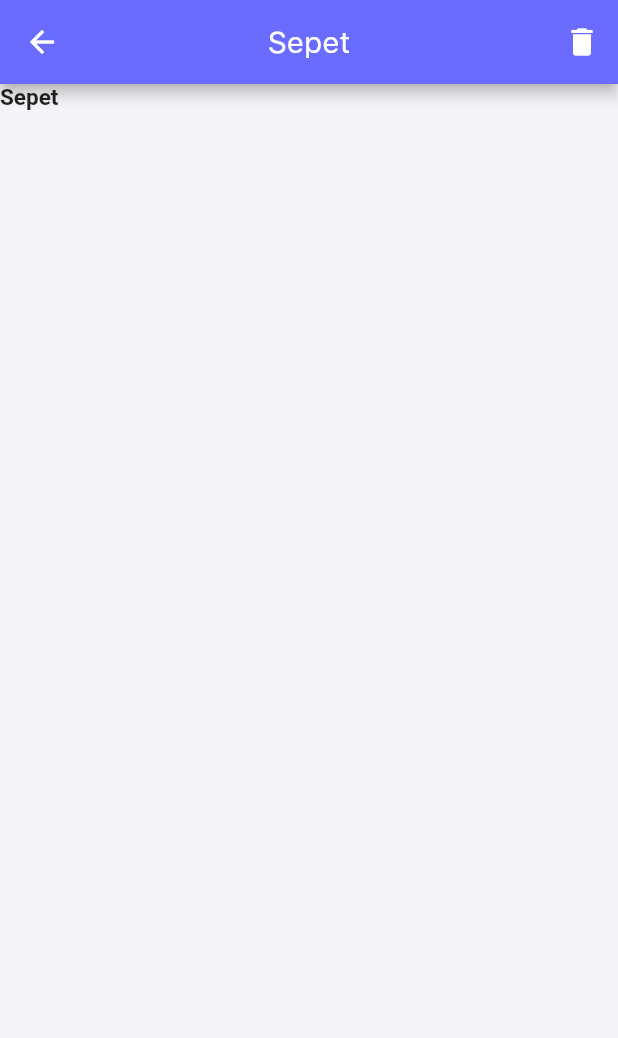
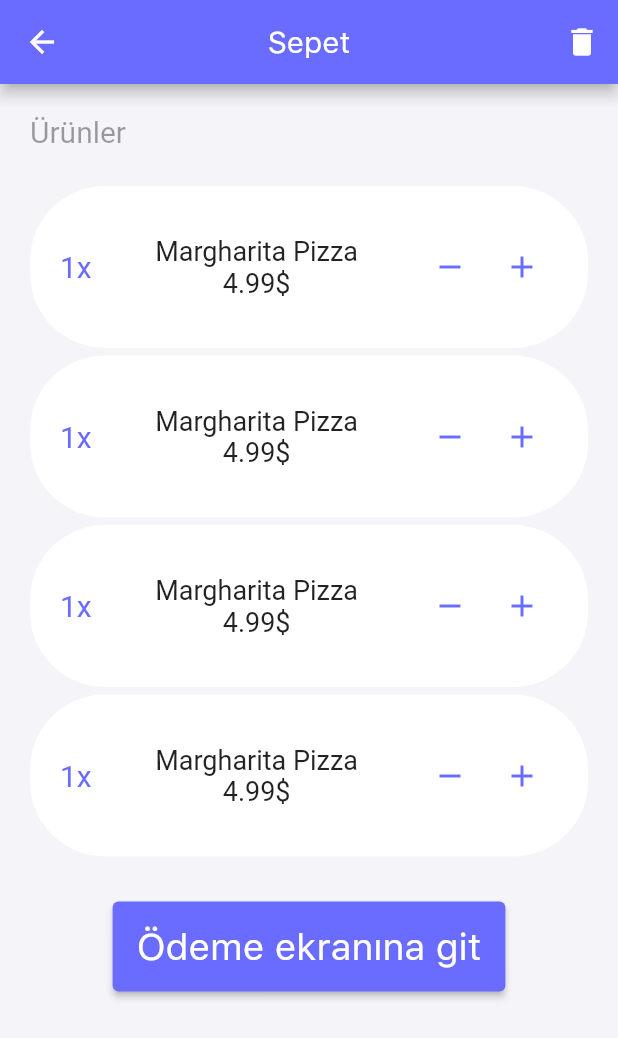
Before and after one commit to Waittech/Waitech-Mobile-App, a Flutter app: the BasketScreen screen opened by its route, on a phone screen of 412 x 824 dp. Shown: the top 1038 px of the screen. Run offline on Flutter 3.47's test engine with Material 2 defaults, Android fonts, the phone set to English and light mode, and no system bars; our stand-ins replace equatable, flutter_credit_card, google_fonts; missing offline and left inert: qr_code_scanner; network calls fail; Roboto replaces fonts that are missing (Monoton-Regular, Segoe_IU, Segoe_UI).

Commit message:
basket screen eklendi tasarımına başlandı fakat tam bitmedi(app router'a eklendi) pay screen oluşturuldu(kredi kartı eklenecek) pubspec.yaml'a flutter credit card eklentisi eklendi

```diff
--- a/lib/config/app_router.dart
+++ b/lib/config/app_router.dart
@@ -14,6 +14,8 @@ import 'package:waitech/screens/restaurant_listing/restaurant_listing_screen.dar
 import 'package:waitech/screens/screens.dart' as screens;
 import 'package:waitech/screens/voucher/voucher_screen.dart';
 import 'package:waitech/screens/login_sign-up/login_page.dart';
+import 'package:waitech/screens/basket/pay_screen.dart';
+import 'package:waitech/screens/basket/basket_screen.dart';
 
 import 'package:waitech/tab_bar_page/tab_bar_index.dart';
 
@@ -58,6 +60,8 @@ class AppRouter {
         return TabBarIndex.route();
       case forgotPassword.routeName:
         return forgotPassword.route();
+      case PayScreen.routeName:
+        return PayScreen.route();
 
       default:
         return _errorRoute();
--- a/lib/screens/basket/basket_screen.dart
+++ b/lib/screens/basket/basket_screen.dart
@@ -1,4 +1,7 @@
 import 'package:flutter/material.dart';
+import 'package:waitech/config/theme.dart';
+import 'package:waitech/config/app_router.dart';
+import 'package:waitech/screens/basket/pay_screen.dart';
 
 class BasketScreen extends StatelessWidget {
   static const String routeName = '/basket';
@@ -20,23 +23,97 @@ class BasketScreen extends StatelessWidget {
             IconButton(onPressed: (){}, icon: Icon(Icons.delete))
           ],
         ),
-      body: SafeArea(
-        child: Row(
+      body: Padding(padding: const EdgeInsets.all(20.0),
+        child: Column(
+          crossAxisAlignment: CrossAxisAlignment.start,
           children: [
-            Text('Sepet',
-              textAlign: TextAlign.center,
+            Text(
+              'Ürünler',
               style: TextStyle(
-                  fontFamily: 'Segoe_IU',
-                fontSize: 15,
-                fontWeight: FontWeight.bold,
+                fontSize: 20,
+                fontFamily: 'Segoe_UI',
+                color:Colors.black38,
+              ),
+            ),
+            SizedBox(height: 20),
+            ListView.builder(
+                shrinkWrap: true,
+                itemCount: 4,
+                itemBuilder: (context,index){
+              return Container(
+                width: double.infinity,
+                margin: const EdgeInsets.only(top:5),
+                padding:const EdgeInsets.symmetric(horizontal: 20,vertical: 30),
+                decoration: BoxDecoration(color:Colors.white,borderRadius: BorderRadius.circular(50.0)),
+                child: Row(children: [
+                    Text('1x',
+                      style: TextStyle(
+                        fontFamily: 'Monoton-Regular',
+                        fontSize: 20,
+                        color: Theme.of(context).primaryColor,
+                      ),
+                    ),
+                  SizedBox(width: 20),
+
+                  Expanded(
+                    child:
+                    Column(
+                      children: [
+                        Text('Margharita Pizza',
+                          style: TextStyle(
+                            fontFamily: 'Monoton-Regular',
+                            fontSize: 18,
+                          ),
+                        ),
+                        Text('4.99\$',
+                          style: TextStyle(
+                            fontFamily: 'Monoton-Regular',
+                            fontSize: 18,
+                          ),
+                        ),
+                      ],
+                    ),
+                  ),
+                  SizedBox(width: 15),
+                  Row(
+                    children: [
+                      IconButton(onPressed: onPressed(), icon: Icon(Icons.remove, color:Theme.of(context).primaryColor),
+                      ),
+                      IconButton(onPressed: onPressed(), icon: Icon(Icons.add, color:Theme.of(context).primaryColor),
+                      ),
+
+                    ],
+                  ),
+                ],
+                ),
+              );
+            }),
+            Padding(
+              padding: const EdgeInsets.only(top:30.0),
+              child: Row(
+                mainAxisAlignment: MainAxisAlignment.center,
+                children: [
+                  ElevatedButton(
+                    style: ElevatedButton.styleFrom(
+                      fixedSize: Size.fromHeight(60.0),
+                      backgroundColor: Theme.of(context).primaryColor
+                    ),
+                    onPressed: ()=>Navigator.pushNamed(context, '/pay_screen'),
+                    child: Text('Ödeme ekranına git',
+                    style: TextStyle(
+                      fontSize: 25,
+                    ),
+                    ),
+                  ),
+                ],
               ),
             ),
           ],
         ),
       ),
+      );
 
+  }
 
-
-    );
-  }
+  onPressed() {}
 }
--- /dev/null
+++ b/lib/screens/basket/pay_screen.dart
@@ -0,0 +1,42 @@
+
+import 'package:flutter/material.dart';
+import 'package:waitech/config/app_router.dart';
+import 'package:flutter_credit_card/flutter_credit_card.dart';
+
+class PayScreen extends StatelessWidget {
+  static const String routeName = '/pay_screen';
+
+  static Route route() {
+    return MaterialPageRoute(
+        builder: (_) => const PayScreen(),
+        settings: const RouteSettings(name: routeName));
+  }
+
+  const PayScreen({Key? key}) : super(key: key);
+
+
+
+  @override
+  Widget build(BuildContext context) {
+    return Scaffold(
+      body:SafeArea(
+        child: Column(
+          /*Center(
+            child: CreditCardWidget(
+              cardNumber: cardNumber,
+              expiryDate: expiryDate,
+              cardHolderName: cardHolderName,
+              cvvCode: cvvCode,
+              showBackView: isCvvFocused, onCreditCardWidgetChange: (CreditCardBrand ) {  }, //true when you want to show cvv(back) view
+            ),
+          ),*/
+        ),
+
+      )
+    );
+
+
+  }
+
+
+}
--- a/pubspec.yaml
+++ b/pubspec.yaml
@@ -36,6 +36,7 @@ dependencies:
   flutter_svg: ^1.1.5
   equatable: ^2.0.5
   qr_code_scanner: ^1.0.1
+  flutter_credit_card: ^3.0.4
   # The following adds the Cupertino Icons font to your application.
   # Use with the CupertinoIcons class for iOS style icons.
   cupertino_icons: ^1.0.2
```
Also changed, not shown: pubspec.lock.
